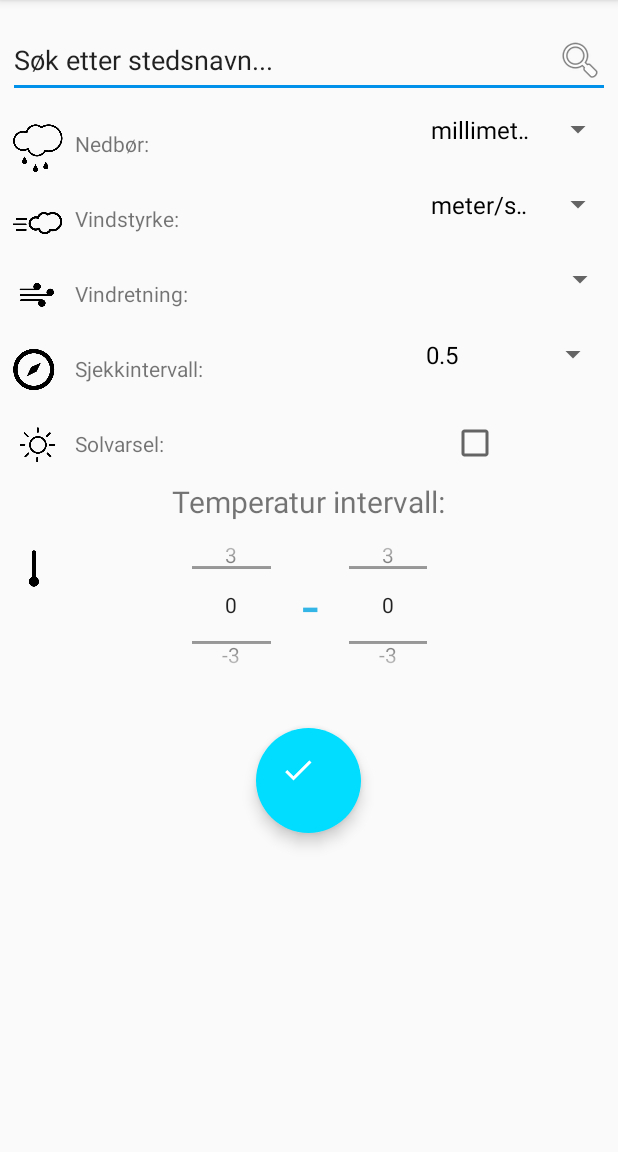
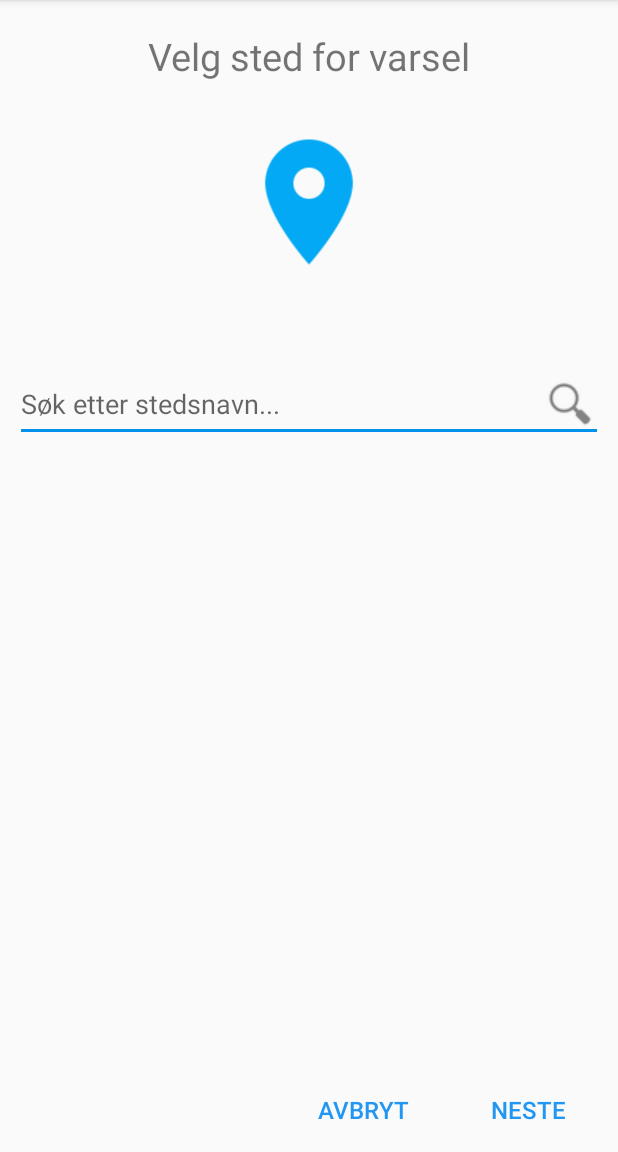
Before and after one commit to erlendg/Winder, an Android app: the screen it shows after launch (AlertSettingsActivity), after a tap on an icon or button, on a phone screen of 412 x 824 dp, the part 84-1236 px from its top. Run offline under Robolectric (Android 15) with nearby library versions, the phone set to English and light mode, and no system bars; libraries missing offline, so code that uses them is left out: com.readystatesoftware.sqliteasset; 15 statements that could not run were skipped.

Commit message:
Oppdatering av hovedsiden ved lagring av varsel, også implementert et mellomview for å dele opp søket etter sted og innstillingene

```diff
--- a/app/src/main/java/com/eim/winder/AlertSettingsActivity.java
+++ b/app/src/main/java/com/eim/winder/AlertSettingsActivity.java
@@ -1,5 +1,7 @@
 package com.eim.winder;
 
+import android.app.Activity;
+import android.content.Intent;
 import android.os.Bundle;
 import android.support.v7.app.AppCompatActivity;
 import android.util.Log;
@@ -47,12 +49,14 @@ public class AlertSettingsActivity extends AppCompatActivity {
     @Override
     protected void onCreate(Bundle savedInstanceState) {
         super.onCreate(savedInstanceState);
-        setContentView(R.layout.alertsettings_layout);
+        setContentView(R.layout.location_layout);
+
         // instantiate database handler
         datasource = new LocationDSService(this);
         alertdatasource = new AlertSettingsDSService(this);
         searchLocations = datasource.getAllLocations();
-        // autocompletetextview is in alertsettings_layout.xml
+
+        // autocompletetextview is in location_layout.xml
         searchView = (AutoCompleteTextView) findViewById(R.id.search_view);
         //searchView.addTextChangedListener(new CustomTextChangedListener(this));
         searchAdapter = new ArrayAdapter<LocationDAO>(this, android.R.layout.simple_dropdown_item_1line, searchLocations);
@@ -64,6 +68,10 @@ public class AlertSettingsActivity extends AppCompatActivity {
                 Log.d("############", locationSelected.getId()+ " "+ locationSelected.toString());
             }
         });
+
+    }
+    //Initiates all view components in alertsettings_layout when the user has chosen an location for alert
+    public void initiateViewComponents(){
         tempIntervall = getResources().getStringArray(R.array.temp_array);
         tempMinPicker = (NumberPicker) findViewById(R.id.tempMin_spinner);
         tempMinPicker.setMinValue(0);
@@ -90,22 +98,23 @@ public class AlertSettingsActivity extends AppCompatActivity {
         checkintervalSpinner.setAdapter(checkintervalAdapter);
 
         checkSun = (CheckBox) findViewById(R.id.solvarsel_checkBox);
-
-        /*
-        tempMinSpinner = (Spinner) findViewById(R.id.tempMin_spinner);
-        tempMaxSpinner = (Spinner) findViewById(R.id.tempMax_spinner);
-        tempAdapter = new ArrayAdapter(this, android.R.layout.simple_spinner_dropdown_item, tempIntervall);
-        tempMinSpinner.setAdapter(tempAdapter);
-        tempMaxSpinner.setAdapter(tempAdapter);*/
-        // Add custom text changed listener
-
-
     }
-    public void onClickSaveButton(View v) {
+    public void onNextButtonClick(View v){
+        if(locationSelected != null && searchView.getText().toString().equals(locationSelected.toString())){
+            setContentView(R.layout.alertsettings_layout);
+            initiateViewComponents();
+        }else{
+            Toast.makeText(this, "Fyll inn et korrekt stedsnavn!", Toast.LENGTH_LONG).show();
+        }
+    }
+    public void onCancelButtonClick(View v){
+        finish();
+    }
+    public void onSaveButtonClick(View v) {
         AlertSettingsDAO asd = makeObjFromSettings();
         boolean ok = saveAlertSettings(asd);
         if(!ok){
-            Toast.makeText(this, "Fyll inn sted!", Toast.LENGTH_LONG).show();
+            Toast.makeText(this, "Noe gikk galt..", Toast.LENGTH_LONG).show();
         }else {
             Toast.makeText(this, "Lagret!", Toast.LENGTH_LONG).show();
             ArrayList<AlertSettingsDAO> test;
@@ -113,17 +122,16 @@ public class AlertSettingsActivity extends AppCompatActivity {
             for(int i = 0; i < test.size(); i++){
                 Log.i("TEST",  "Indeks: " + i + " " + test.get(i).getCheckInterval() + " " + (int) test.get(i).getLocation().getId());
             }
+            //Finishes the Activity and return to MainActivity
+            finish();
         }
 
     }
+
     public boolean saveAlertSettings(AlertSettingsDAO asd){
         Log.i(TAG,"saveAlertSettings()" );
-        boolean ok = false;
-        if(locationSelected != null){
-            asd.setLocation(locationSelected);
-            ok = alertdatasource.insertAlertSettings(asd);
-        }
-        return ok;
+        asd.setLocation(locationSelected);
+        return alertdatasource.insertAlertSettings(asd);
     }
     public AlertSettingsDAO makeObjFromSettings(){
         AlertSettingsDAO asd = new AlertSettingsDAO();
@@ -167,6 +175,12 @@ public class AlertSettingsActivity extends AppCompatActivity {
         return asd;
     }
 
+    @Override
+    public void finish() {
+        Intent returnIntent = new Intent();
+        setResult(Activity.RESULT_OK, returnIntent);
+        super.finish();
+    }
     /* this function is used in CustomAutoCompleteTextChangedListener.java
     public String[] getSearchedItemsFromDb(String searchTerm) {
         Log.i(TAG, "getSearchedItemsFromDb()");
--- a/app/src/main/java/com/eim/winder/MainActivity.java
+++ b/app/src/main/java/com/eim/winder/MainActivity.java
@@ -1,5 +1,6 @@
 package com.eim.winder;
 
+import android.app.Activity;
 import android.content.Intent;
 import android.os.Bundle;
 import android.support.design.widget.FloatingActionButton;
@@ -13,6 +14,7 @@ import android.view.Menu;
 import android.view.MenuItem;
 import android.widget.ArrayAdapter;
 import android.widget.ListView;
+import android.widget.Toast;
 
 import com.eim.winder.db.AlertSettingsDAO;
 import com.eim.winder.db.AlertSettingsDSService;
@@ -50,7 +52,11 @@ public class MainActivity extends AppCompatActivity {
         recyclerView.setHasFixedSize(true);
         llManager = new LinearLayoutManager(this);
         recyclerView.setLayoutManager(llManager);
-        rvAdapter = new RVAdapter(getAlertSettingsDataSet());
+        rvAdapter = new RVAdapter(getAlertSettingsDataSet(), new RVAdapter.OnItemClickListener(){
+            @Override public void onItemClick(AlertSettingsDAO item) {
+                Log.i(TAG, " " +item.getLocation().getName());
+            }
+        });
         recyclerView.setAdapter(rvAdapter);
         //customListAdapter = new CustomArrayAdapter(this, tempListItems);
         //alertList = (ListView) findViewById(R.id.alert_listview);
@@ -70,7 +76,7 @@ public class MainActivity extends AppCompatActivity {
     }
     public void startAlertSettingsActivity(View v){
         Intent intent = new Intent(this, AlertSettingsActivity.class);
-        startActivity(intent);
+        startActivityForResult(intent, 1);
     }
     private ArrayList<AlertSettingsDAO> getAlertSettingsDataSet() {
         Log.i(TAG, "getAlertSettingsDataSet()");
@@ -88,17 +94,21 @@ public class MainActivity extends AppCompatActivity {
         }
         return results;
     }
-    /*@Override
+    @Override
+    protected void onActivityResult(int requestCode, int resultCode, Intent data) {
+
+    }
+    @Override
     protected void onResume() {
+        //Updates the view in case of changes in the alertlist
         super.onResume();
-        ((MyRecyclerViewAdapter) mAdapter).setOnItemClickListener(new MyRecyclerViewAdapter
-                .MyClickListener() {
-            @Override
-            public void onItemClick(int position, View v) {
-                Log.i(LOG_TAG, " Clicked on Item " + position);
+        rvAdapter = new RVAdapter(getAlertSettingsDataSet(), new RVAdapter.OnItemClickListener(){
+            @Override public void onItemClick(AlertSettingsDAO item) {
+                Log.i(TAG, " " +item.getLocation().getName());
             }
         });
-    }*/
+        recyclerView.setAdapter(rvAdapter);
+    }
 
     @Override
     public boolean onCreateOptionsMenu(Menu menu) {
--- a/app/src/main/java/com/eim/winder/RVAdapter.java
+++ b/app/src/main/java/com/eim/winder/RVAdapter.java
@@ -21,32 +21,17 @@ import java.util.ArrayList;
 public class RVAdapter extends RecyclerView.Adapter<RVAdapter.WeatherViewHolder>{
     private static String TAG = "RVAdapter";
     private ArrayList<AlertSettingsDAO> alertsettings;
-    //private static MyClickListener myClickListener;
+    private static OnItemClickListener listener;
 
-    RVAdapter(ArrayList<AlertSettingsDAO> alertsettings){
+    //Constructor receives an object that implements the listener interface, along with items
+    RVAdapter(ArrayList<AlertSettingsDAO> alertsettings, OnItemClickListener listener){
         this.alertsettings = alertsettings;
+        this.listener = listener;
     }
-    //implements View.OnClickListener
-    public static class WeatherViewHolder extends RecyclerView.ViewHolder  {
-        CardView card_view;
-        TextView locationName;
-        TextView weatherInfo;
-        ImageView weatherIcon;
 
-
-        WeatherViewHolder(View itemView) {
-            super(itemView);
-            card_view = (CardView)itemView.findViewById(R.id.card_view);
-            locationName = (TextView)itemView.findViewById(R.id.location_name);
-            weatherInfo = (TextView)itemView.findViewById(R.id.weather_info);
-            weatherIcon = (ImageView)itemView.findViewById(R.id.weather_photo);
-            itemView.setOnClickListener(new View.OnClickListener() {
-                @Override public void onClick(View itemView){
-                    Log.i(TAG, " Clicked on item!");
-                }
-            });
-        }
-
+    // Interface that specifies listener’s behaviour
+    public interface OnItemClickListener {
+        void onItemClick(AlertSettingsDAO item);
     }
     /*public void setOnItemClickListener(MyClickListener myClickListener) {
         this.myClickListener = myClickListener;
@@ -65,11 +50,14 @@ public class RVAdapter extends RecyclerView.Adapter<RVAdapter.WeatherViewHolder>
     public int getItemCount() {
         return alertsettings.size();
     }
+
     //Specifies the contents of each item of the RecyclerView
+    //The ViewHolder will receive the constructor in the custom bind method
     @Override
     public void onBindViewHolder(WeatherViewHolder holder, int position) {
+        holder.bind(alertsettings.get(position), listener);
         holder.locationName.setText(alertsettings.get(position).getLocation().getName());
-        holder.weatherInfo.setText("Check interval:" +alertsettings.get(position).getCheckInterval());
+        holder.weatherInfo.setText("Check interval: " +alertsettings.get(position).getCheckInterval());
         holder.weatherIcon.setImageResource(R.drawable.testicon);
     }
     @Override
@@ -79,4 +67,29 @@ public class RVAdapter extends RecyclerView.Adapter<RVAdapter.WeatherViewHolder>
     /*public interface MyClickListener {
         public void onItemClick(int position, View v);
     }*/
+    public static class WeatherViewHolder extends RecyclerView.ViewHolder  {
+        CardView card_view;
+        TextView locationName;
+        TextView weatherInfo;
+        ImageView weatherIcon;
+
+
+        WeatherViewHolder(View itemView) {
+            super(itemView);
+            card_view = (CardView)itemView.findViewById(R.id.card_view);
+            locationName = (TextView)itemView.findViewById(R.id.location_name);
+            weatherInfo = (TextView)itemView.findViewById(R.id.weather_info);
+            weatherIcon = (ImageView)itemView.findViewById(R.id.weather_photo);
+        }
+        //Binds a listener to each item
+        public void bind(final AlertSettingsDAO item, final OnItemClickListener listener){
+            itemView.setOnClickListener(new View.OnClickListener(){
+                @Override public void onClick(View v){
+                    listener.onItemClick(item);
+                }
+            });
+        }
+
+
+    }
 }
--- a/app/src/main/res/layout/alertsettings_layout.xml
+++ b/app/src/main/res/layout/alertsettings_layout.xml
@@ -10,20 +10,16 @@
     android:layout_height="wrap_content"
     android:orientation="vertical"
     android:id="@+id/mainBase">
-    <AutoCompleteTextView
-        android:drawableEnd="@android:drawable/ic_menu_search"
-        android:text="Søk etter stedsnavn..."
-        android:id="@+id/search_view"
+    <TextView
         android:layout_width="fill_parent"
-        android:layout_height="50dp"
-        android:completionThreshold="1"
-        android:layout_marginTop="15dp"
+        android:layout_height="wrap_content"
+        android:text="@string/settings_for_alert"
+        android:gravity="center"
+        android:textSize="25sp"
+        android:layout_marginTop="20dp"
+        android:layout_marginRight="5dp"
         android:layout_marginLeft="5dp"
-        android:layout_marginRight="5dp"
-        android:layout_marginBottom="5dp"
-        android:inputType="textAutoComplete"
-        android:imeOptions="actionDone">
-    </AutoCompleteTextView>
+        android:layout_marginBottom="15dp" />
 
 
     <LinearLayout
@@ -261,7 +257,7 @@
         app:borderWidth="0dp"
         android:src="@drawable/ic_done"
         android:tint="@color/colorWhite"
-        android:onClick="onClickSaveButton"/>
+        android:onClick="onSaveButtonClick"/>
 
 
 </LinearLayout>
--- a/app/src/main/res/layout/card_view_row.xml
+++ b/app/src/main/res/layout/card_view_row.xml
@@ -18,7 +18,7 @@
             android:layout_width="match_parent"
             android:layout_height="wrap_content"
             android:padding="16dp"
-            android:background="@color/md_cyan_100"
+            android:background="@color/md_cyan_200"
             android:elevation="10dp">
 
             <ImageView
--- /dev/null
+++ b/app/src/main/res/layout/location_layout.xml
@@ -0,0 +1,90 @@
+<?xml version="1.0" encoding="utf-8"?>
+<LinearLayout xmlns:android="http://schemas.android.com/apk/res/android"
+    android:orientation="vertical"
+    android:layout_width="match_parent"
+    android:layout_height="match_parent"
+    android:clickable="false">
+
+    <TextView
+        android:layout_width="wrap_content"
+        android:layout_height="wrap_content"
+        android:text="@string/choose_location"
+        android:id="@+id/textView2"
+        android:layout_gravity="center_horizontal"
+        android:textSize="25sp"
+        android:layout_marginTop="20dp"
+        android:layout_marginBottom="20dp" />
+
+    <ImageView
+        android:layout_width="100dp"
+        android:layout_height="120dp"
+        android:src="@drawable/ic_place_white_48dp"
+        android:tint="@color/md_light_blue_500"
+        android:layout_gravity="center"
+        android:layout_marginBottom="20dp" />
+
+    <AutoCompleteTextView
+        android:drawableRight="@drawable/ic_search_api_holo_light"
+        android:id="@+id/search_view"
+        android:layout_width="fill_parent"
+        android:layout_height="50dp"
+        android:completionThreshold="1"
+        android:layout_marginTop="30dp"
+        android:layout_marginLeft="10dp"
+        android:layout_marginRight="10dp"
+        android:layout_marginBottom="5dp"
+        android:inputType="textAutoComplete"
+        android:imeOptions="actionDone"
+        android:layout_gravity="center_horizontal"
+        android:hint="@string/soek_hint">
+    </AutoCompleteTextView>
+
+    <Space
+        android:layout_width="0dp"
+        android:layout_height="wrap_content"
+        android:layout_weight="1"
+        android:layout_gravity="center_horizontal" />
+    <LinearLayout
+        android:layout_width="fill_parent"
+        android:layout_height="wrap_content"
+        android:orientation="horizontal">
+        <TextView
+            android:layout_width="0dp"
+            android:layout_height="wrap_content"
+            android:layout_weight="1"/>
+        <Button
+            android:layout_width="100dp"
+            android:layout_height="36dp"
+            android:textAlignment="center"
+            android:id="@+id/cancelButton"
+            android:layout_gravity="center_horizontal|right"
+            android:layout_marginRight="10dp"
+            android:layout_marginBottom="10dp"
+            android:text="@string/cancel"
+            android:background="@color/transparent"
+            android:textColor="@color/md_blue_500"
+            android:textSize="16sp"
+            style="?android:attr/borderlessButtonStyle"
+            android:onClick="onCancelButtonClick"
+            />
+        <Button
+            android:layout_width="100dp"
+            android:layout_height="36dp"
+            android:textAlignment="center"
+            android:id="@+id/nextButton"
+            android:layout_gravity="center_horizontal|right"
+            android:layout_marginRight="10dp"
+            android:layout_marginBottom="10dp"
+            android:text="@string/next"
+            android:background="@color/transparent"
+            android:textColor="@color/md_blue_500"
+            android:textSize="16sp"
+            style="?android:attr/borderlessButtonStyle"
+            android:onClick="onNextButtonClick"
+            />
+    </LinearLayout>
+
+
+
+
+</LinearLayout>
--- a/app/src/main/res/values/strings.xml
+++ b/app/src/main/res/values/strings.xml
@@ -11,4 +11,9 @@
     <string name="lagre_varsel_button">Lagre</string>
     <string name="from">Fra:</string>
     <string name="til">Til:</string>
+    <string name="choose_location">Velg sted for varsel</string>
+    <string name="soek_hint">Søk etter stedsnavn...</string>
+    <string name="next">Neste</string>
+    <string name="cancel">Avbryt</string>
+    <string name="settings_for_alert">Velg instillinger for varsel</string>
 </resources>
```
Also changed, not shown: app/src/main/res/layout/alertoverview_layout.xml (added, +11 -0 lines), app/src/main/res/drawable/ic_place_white_48dp.png (added), app/src/main/res/drawable/ic_search_api_holo_light.png (added).
